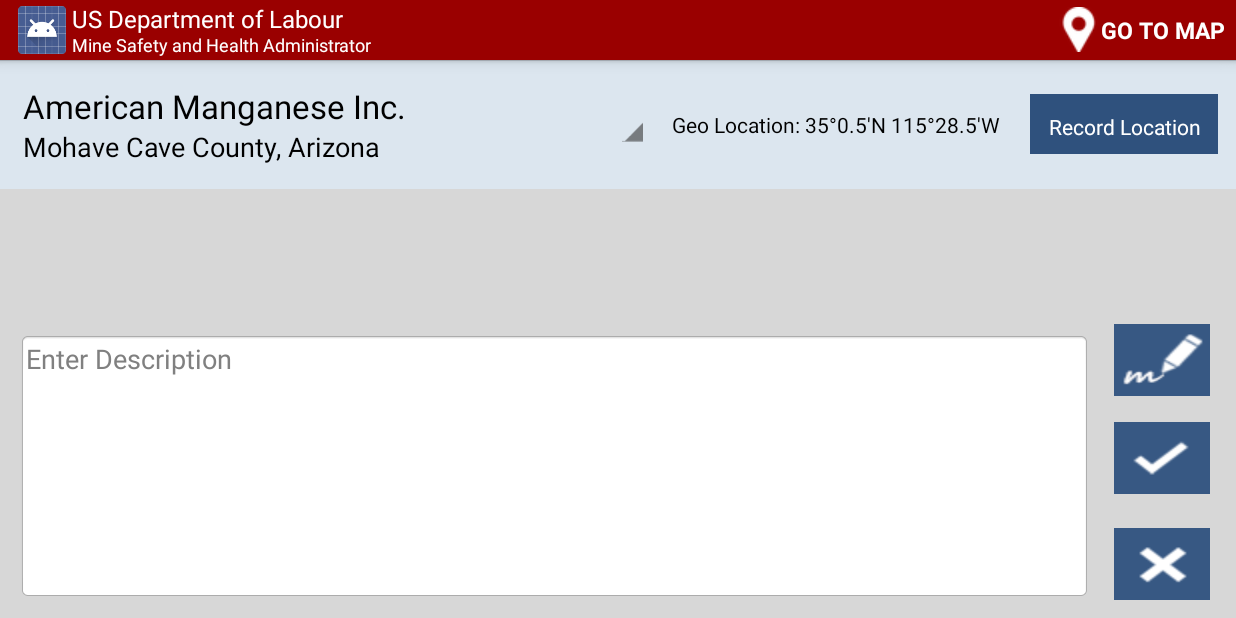
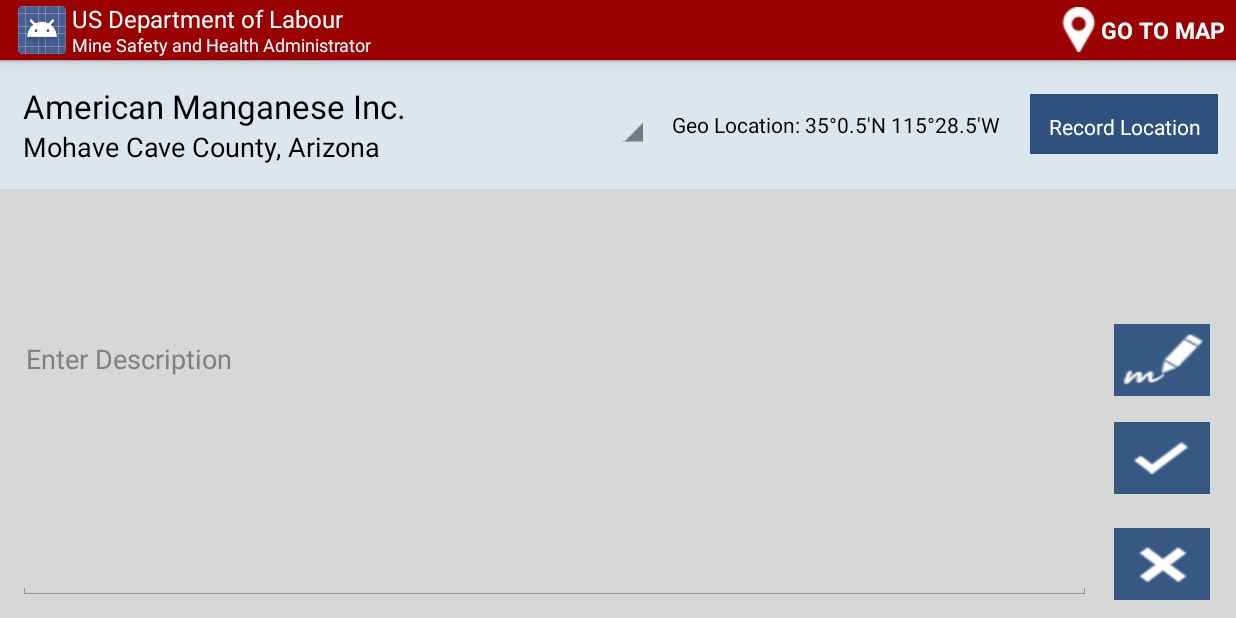
Before and after one commit to MacKakade/MineSafetyDemo, an Android app: the CapturePhotoActivity screen opened directly, with no data from a screen before it, on a phone screen of 824 x 412 dp (held sideways). Run offline under Robolectric (Android 15) with nearby library versions, the light colour scheme and no system bars; 1 statement that could not run was skipped.

Commit message:
capture photo change

```diff
--- a/app/src/main/res/layout/activity_capture_photo.xml
+++ b/app/src/main/res/layout/activity_capture_photo.xml
@@ -99,7 +99,6 @@
                     android:layout_width="match_parent"
                     android:layout_height="wrap_content"
                     android:layout_above="@+id/btn_cancel"
-                    android:background="@android:drawable/editbox_background_normal"
                     android:gravity="start"
                     android:layout_marginBottom="5dp"
                     android:hint="@string/text_hint_capture_note"
```
